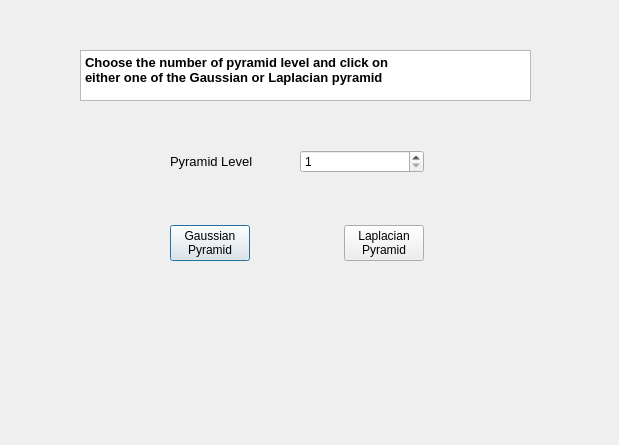
Before: the Qt Designer form ComputerVisionApplications/pyramidsdialog.ui in hardiktechnoplanet/ComputerVisionApplications, drawn with Qt 5.
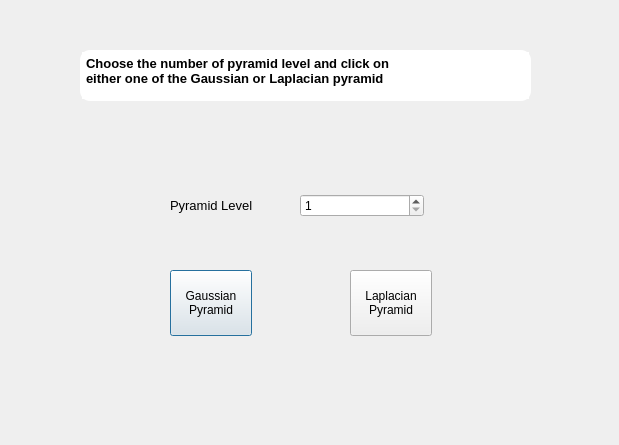
After: the same form once the commit is applied.

Commit message: added edge detection, hough line and cirle transformation, border interpolation, general image transformations

The edit to the form file:
```diff
--- a/ComputerVisionApplications/pyramidsdialog.ui
+++ b/ComputerVisionApplications/pyramidsdialog.ui
@@ -22,6 +22,10 @@
      <height>51</height>
     </rect>
    </property>
+   <property name="styleSheet">
+    <string notr="true">   border: 2px solid white;
+   border-radius:10px;</string>
+   </property>
    <property name="html">
     <string>&lt;!DOCTYPE HTML PUBLIC &quot;-//W3C//DTD HTML 4.0//EN&quot; &quot;http://www.w3.org/TR/REC-html40/strict.dtd&quot;&gt;
 &lt;html&gt;&lt;head&gt;&lt;meta name=&quot;qrichtext&quot; content=&quot;1&quot; /&gt;&lt;style type=&quot;text/css&quot;&gt;
@@ -31,7 +35,7 @@
 &lt;p style=&quot; margin-top:0px; margin-bottom:0px; margin-left:0px; margin-right:0px; -qt-block-indent:0; text-indent:0px;&quot;&gt;&lt;span style=&quot; font-size:10pt; font-weight:600;&quot;&gt;either one of the Gaussian or Laplacian pyramid&lt;/span&gt;&lt;/p&gt;&lt;/body&gt;&lt;/html&gt;</string>
    </property>
   </widget>
-  <widget class="QWidget" name="">
+  <widget class="QWidget" name="layoutWidget">
    <property name="geometry">
     <rect>
      <x>170</x>
@@ -67,53 +71,35 @@
       </item>
      </layout>
     </item>
-    <item>
-     <spacer name="verticalSpacer">
-      <property name="orientation">
-       <enum>Qt::Vertical</enum>
-      </property>
-      <property name="sizeHint" stdset="0">
-       <size>
-        <width>20</width>
-        <height>28</height>
-       </size>
-      </property>
-     </spacer>
-    </item>
-    <item>
-     <layout class="QHBoxLayout" name="horizontalLayout_2">
-      <item>
+   </layout>
+  </widget>
        <widget class="QPushButton" name="gaussian_pushButton">
+   <property name="geometry">
+    <rect>
+     <x>170</x>
+     <y>270</y>
+     <width>82</width>
+     <height>66</height>
+    </rect>
+   </property>
         <property name="text">
          <string>Gaussian 
 Pyramid</string>
         </property>
        </widget>
-      </item>
-      <item>
-       <spacer name="horizontalSpacer">
-        <property name="orientation">
-         <enum>Qt::Horizontal</enum>
-        </property>
-        <property name="sizeHint" stdset="0">
-         <size>
-          <width>88</width>
-          <height>20</height>
-         </size>
-        </property>
-       </spacer>
-      </item>
-      <item>
        <widget class="QPushButton" name="laplacian_pushButton">
+   <property name="geometry">
+    <rect>
+     <x>350</x>
+     <y>270</y>
+     <width>82</width>
+     <height>66</height>
+    </rect>
+   </property>
         <property name="text">
          <string>Laplacian 
 Pyramid</string>
         </property>
-       </widget>
-      </item>
-     </layout>
-    </item>
-   </layout>
   </widget>
  </widget>
  <resources/>
```
Lines whose indentation alone changed are shown as unchanged. The commit also changes 26 other files.
